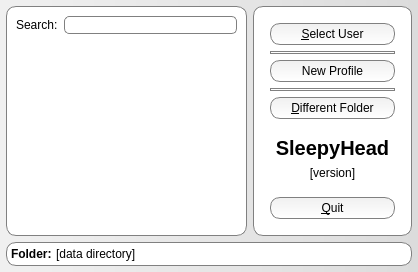
Qt form oscr/profileselect.ui (operativeF/oscar) before a commit.
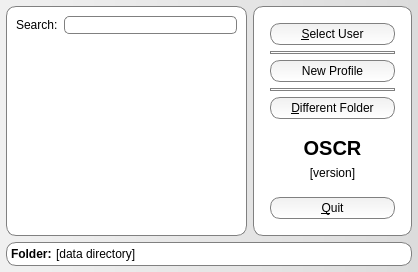
The same form after that commit. Icons and pictures are not drawn.

Commit message: sleepyhead changed to OSCR where appropriate

```diff
--- a/oscr/profileselect.ui
+++ b/oscr/profileselect.ui
@@ -271,7 +271,7 @@
            <string notr="true">border: 0px;</string>
           </property>
           <property name="text">
-           <string>SleepyHead</string>
+           <string>OSCR</string>
           </property>
           <property name="alignment">
            <set>Qt::AlignCenter</set>
```
Left out of the diff: 6 changed lines with no effect on the pictures. The commit also changes 32 other files.
